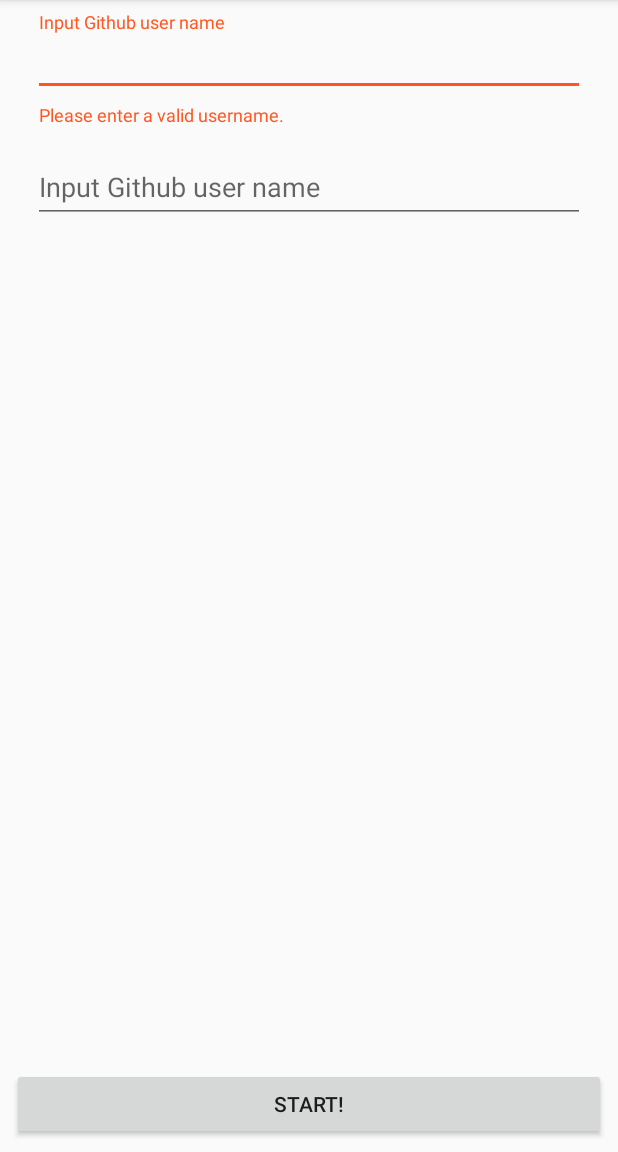
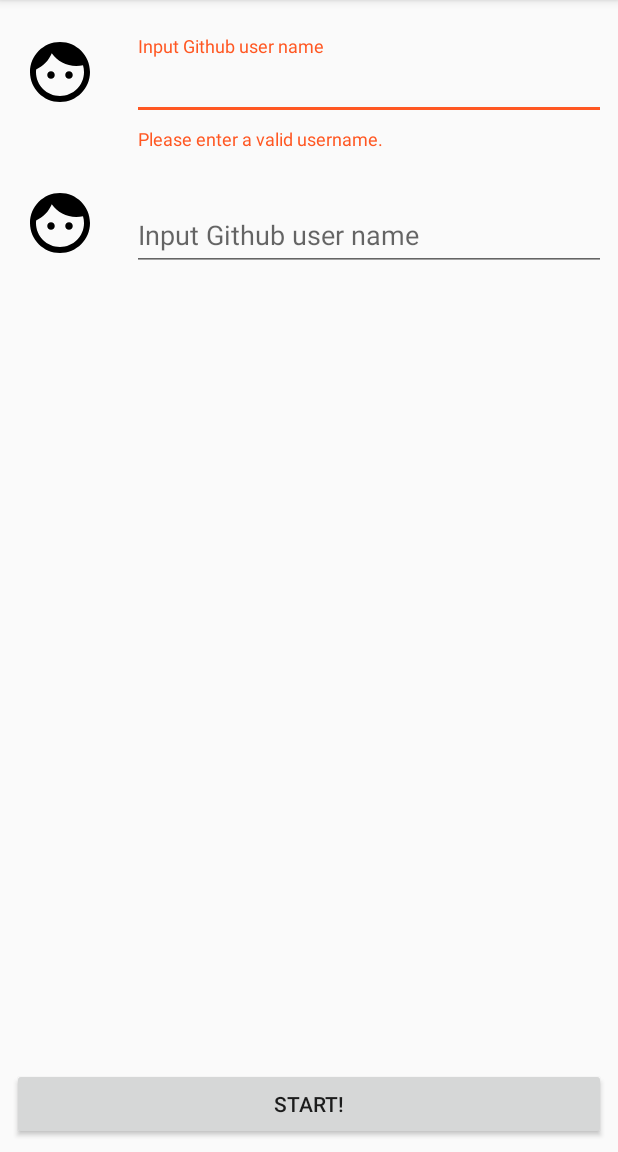
Before and after one commit to alexsullivan114/GrioApp, an Android app: the screen it shows after launch (StartActivity), after a tap on "START!", on a phone screen of 412 x 824 dp, the part 84-1236 px from its top. Run offline under Robolectric (Android 15) with nearby library versions, the phone set to English and light mode, and no system bars; our stand-ins replace CircleImageView, RxJava; pictures from the network do not load.

Commit message:
Added user avatars on start page

```diff
--- a/app/build.gradle
+++ b/app/build.gradle
@@ -39,6 +39,12 @@ dependencies {
     compile 'io.reactivex.rxjava2:rxandroid:2.0.1'
     // Gson for convenient deserialization
     compile "com.google.code.gson:gson:2.8.0"
+    // Circular imageview because making images into circles is shockingly difficult.
+    compile 'de.hdodenhof:circleimageview:2.1.0'
+    // Glide for loading images safely
+    compile 'com.github.bumptech.glide:glide:4.1.1', {
+        exclude group: 'com.android.support'
+    }
 
     testCompile 'junit:junit:4.12'
     androidTestCompile('com.android.support.test.espresso:espresso-core:2.2.2', {
--- a/app/src/main/java/com/alexsullivan/griointerviewapp/StartActivity.kt
+++ b/app/src/main/java/com/alexsullivan/griointerviewapp/StartActivity.kt
@@ -4,8 +4,10 @@ import android.os.Bundle
 import android.support.v7.app.AppCompatActivity
 import android.view.View
 import com.alexsullivan.griointerviewapp.details.DetailsActivity
+import com.alexsullivan.griointerviewapp.extensions.textObservable
 import com.alexsullivan.griointerviewapp.github.GithubNetworkRepository
 import com.alexsullivan.griointerviewapp.github.GithubUser
+import com.bumptech.glide.Glide
 import io.reactivex.android.schedulers.AndroidSchedulers
 import io.reactivex.schedulers.Schedulers
 import kotlinx.android.synthetic.main.activity_start.*
@@ -22,9 +24,7 @@ class StartActivity : AppCompatActivity(), StartView {
         startButton.setOnClickListener {
             error.visibility = View.GONE
             progressBar.visibility = View.VISIBLE
-            val inputOne = userInputOne.text.toString()
-            val inputTwo = userInputTwo.text.toString()
-            presenter.startClicked(inputOne, inputTwo)
+            presenter.startClicked()
         }
     }
 
@@ -37,6 +37,22 @@ class StartActivity : AppCompatActivity(), StartView {
         super.onStop()
         presenter.detach(this)
     }
+
+    override fun updateUserOneAvatar(url: String) {
+        Glide.with(this)
+            .load(url)
+            .into(userOneAvatar)
+    }
+
+    override fun updateUserTwoAvatar(url: String) {
+        Glide.with(this)
+            .load(url)
+            .into(userTwoAvatar)
+    }
+
+    override fun getUserOneTextInputObservable() = userInputOne.textObservable()
+
+    override fun getUserTwoTextInputObservable() = userInputTwo.textObservable()
 
     override fun showWinnerScreen(winner: GithubUser, loser: GithubUser) {
         progressBar.visibility = View.GONE
@@ -57,4 +73,12 @@ class StartActivity : AppCompatActivity(), StartView {
         textLayoutTwo.error = getString(R.string.invalid_username)
         progressBar.visibility = View.GONE
     }
+
+    override fun hideUserOneInputError() {
+        textLayoutOne.isErrorEnabled = false
+    }
+
+    override fun hideUserTwoInputError() {
+        textLayoutTwo.isErrorEnabled = false
+    }
 }
--- a/app/src/main/java/com/alexsullivan/griointerviewapp/StartPresenter.kt
+++ b/app/src/main/java/com/alexsullivan/griointerviewapp/StartPresenter.kt
@@ -3,5 +3,5 @@ package com.alexsullivan.griointerviewapp
 import com.alexsullivan.griointerviewapp.baseview.Presenter
 
 abstract class StartPresenter: Presenter<StartView>() {
-    abstract fun startClicked(usernameOne: String, usernameTwo: String)
+    abstract fun startClicked()
 }
--- a/app/src/main/java/com/alexsullivan/griointerviewapp/StartPresenterImpl.kt
+++ b/app/src/main/java/com/alexsullivan/griointerviewapp/StartPresenterImpl.kt
@@ -2,43 +2,39 @@ package com.alexsullivan.griointerviewapp
 
 import com.alexsullivan.griointerviewapp.github.GithubRepository
 import com.alexsullivan.griointerviewapp.github.GithubUser
+import io.reactivex.Observable
 import io.reactivex.Scheduler
-import io.reactivex.Single
-import io.reactivex.disposables.Disposable
-import io.reactivex.functions.BiFunction
+import io.reactivex.disposables.CompositeDisposable
+import java.util.concurrent.TimeUnit
 
 class StartPresenterImpl(private val repository: GithubRepository,
                          private val backgroundScheduler: Scheduler,
                          private val foregroundScheduler: Scheduler): StartPresenter() {
 
-    private val githubDisposable: Disposable? = null
+    private val disposables = CompositeDisposable()
+    private var firstUser: GithubUser? = null
+    private var secondUser: GithubUser? = null
+
+    override fun attach(view: StartView) {
+        super.attach(view)
+        bindInputs()
+    }
 
     override fun detach(view: StartView) {
         super.detach(view)
-        githubDisposable?.dispose()
+        disposables.clear()
     }
 
-    override fun startClicked(usernameOne: String, usernameTwo: String) {
-        // Guard against invalid usernames - thinking of mainly the empty string here.
-        if (!validateUsername(usernameOne)) {
+    override fun startClicked() {
+        if (firstUser == null) {
             view?.showUserOneInputError()
-            return
-        } else if (!validateUsername(usernameTwo)) {
+        } else if (secondUser == null) {
             view?.showUserTwoInputError()
-            return
+        } else {
+            firstUser?.let { firstUser -> secondUser?.let { secondUser ->
+                chooseWinner(firstUser, secondUser)
+            } }
         }
-        // Now that we know we have valid usernames (at least, the string is valid) let's fetch our
-        // list of repos and compare star numbers!
-        val firstUser = repository.loadRepositoryData(usernameOne).toList().map { GithubUser(usernameOne, it) }
-        val secondUser = repository.loadRepositoryData(usernameTwo).toList().map { GithubUser(usernameTwo, it) }
-        Single.zip(firstUser, secondUser, BiFunction<GithubUser, GithubUser, Pair<GithubUser, GithubUser>> { t1, t2 ->  t1 to t2})
-            .subscribeOn(backgroundScheduler)
-            .observeOn(foregroundScheduler)
-            .subscribe({
-                chooseWinner(it.first, it.second)
-            }, {
-                view?.showNetworkError()
-            })
     }
 
     private fun chooseWinner(userOne: GithubUser, userTwo: GithubUser) {
@@ -49,20 +45,52 @@ class StartPresenterImpl(private val repository: GithubRepository,
         }
     }
 
-    private fun validateUsername(username: String?) = !username.isNullOrEmpty()
+    private fun bindInputs() {
+        // Set out first user to null when the user types something so we've got up to date
+        // data!
+        view?.let { view ->
+            val userOneTextObservable = view.getUserOneTextInputObservable()
+                .doOnNext { firstUser = null }
+            val userTwoTextObservable = view.getUserTwoTextInputObservable()
+                .doOnNext { secondUser = null }
+            // Now bind our inputs defined above and show some feedback depending on the
+            // result of the call.
+            bindUserInputObservable(userOneTextObservable, {
+                firstUser = it
+                view.updateUserOneAvatar(it.avatarUrl)
+                view.hideUserOneInputError()
+            }, {
+                firstUser = null
+                view.showUserOneInputError()
+            })
 
-    /**
-     * Convenience function to convert a list of user repos into a total number of stars for each
-     * user repo.
-     * @param username: The username to use when fetching the repo information
-     *
-     * TODO: Make a special exception if the repo isn't found, and then forward that along here.
-     */
-    private fun buildStarCountObservable(username: String): Single<Int> {
-        return repository.loadRepositoryData(username)
-            .map { it.stars }
-            .reduce(0, {acc, value ->
-                acc + value
+            bindUserInputObservable(userTwoTextObservable, {
+                secondUser = it
+                view.updateUserTwoAvatar(it.avatarUrl)
+                view.hideUserTwoInputError()
+            }, {
+                secondUser = null
+                view.showUserTwoInputError()
             })
+        }
+    }
+
+    private fun bindUserInputObservable(observable: Observable<String>,
+                                        successBlock: (GithubUser) -> Unit,
+                                        emptyBlock: () -> Unit) {
+        disposables.add(observable
+            .debounce(500, TimeUnit.MILLISECONDS, backgroundScheduler)
+            .flatMapSingle { repository.loadUserData(it).toList() }
+            .subscribeOn(backgroundScheduler)
+            .observeOn(foregroundScheduler)
+            .subscribe({users ->
+                if (users.size == 0) {
+                    emptyBlock()
+                } else {
+                    successBlock(users[0])
+                }
+            }, {
+                view?.showNetworkError()
+            }))
     }
 }
--- a/app/src/main/java/com/alexsullivan/griointerviewapp/StartView.kt
+++ b/app/src/main/java/com/alexsullivan/griointerviewapp/StartView.kt
@@ -2,10 +2,17 @@ package com.alexsullivan.griointerviewapp
 
 import com.alexsullivan.griointerviewapp.baseview.ViewInterface
 import com.alexsullivan.griointerviewapp.github.GithubUser
+import io.reactivex.Observable
 
 interface StartView: ViewInterface {
     fun showWinnerScreen(winner: GithubUser, loser: GithubUser)
     fun showNetworkError()
     fun showUserOneInputError()
     fun showUserTwoInputError()
+    fun hideUserOneInputError()
+    fun hideUserTwoInputError()
+    fun getUserOneTextInputObservable(): Observable<String>
+    fun getUserTwoTextInputObservable(): Observable<String>
+    fun updateUserOneAvatar(url: String)
+    fun updateUserTwoAvatar(url: String)
 }
--- /dev/null
+++ b/app/src/main/java/com/alexsullivan/griointerviewapp/extensions/ViewExtensions.kt
@@ -0,0 +1,24 @@
+package com.alexsullivan.griointerviewapp.extensions
+
+import android.text.Editable
+import android.text.TextWatcher
+import android.widget.EditText
+import io.reactivex.Observable
+
+fun EditText.textObservable(): Observable<String> {
+    return Observable.create<String>({
+        addTextChangedListener(object : TextWatcher {
+            override fun afterTextChanged(s: Editable) {
+                it.onNext(s.toString())
+            }
+
+            override fun beforeTextChanged(s: CharSequence?, start: Int, count: Int, after: Int) {
+                //no-op
+            }
+
+            override fun onTextChanged(s: CharSequence?, start: Int, before: Int, count: Int) {
+                //no-op
+            }
+        })
+    })
+}
--- a/app/src/main/java/com/alexsullivan/griointerviewapp/github/GithubNetworkRepository.kt
+++ b/app/src/main/java/com/alexsullivan/griointerviewapp/github/GithubNetworkRepository.kt
@@ -1,9 +1,11 @@
 package com.alexsullivan.griointerviewapp.github
 
 import com.alexsullivan.griointerviewapp.github.retrofit.GithubService
+import com.alexsullivan.griointerviewapp.github.serialization.GithubUserDeserializer
 import com.alexsullivan.griointerviewapp.github.serialization.GithubUserRepoDeserializer
 import com.google.gson.GsonBuilder
 import io.reactivex.Observable
+import io.reactivex.functions.BiFunction
 import okhttp3.OkHttpClient
 import retrofit2.Retrofit
 import retrofit2.adapter.rxjava2.RxJava2CallAdapterFactory
@@ -16,7 +18,10 @@ class GithubNetworkRepository(private val service: GithubService): GithubReposit
 
     companion object {
         fun build(): GithubNetworkRepository {
-            val gson = GsonBuilder().registerTypeAdapter(GithubUserRepo::class.java, GithubUserRepoDeserializer()).create()
+            val gson = GsonBuilder()
+                .registerTypeAdapter(GithubUserRepo::class.java, GithubUserRepoDeserializer())
+                .registerTypeAdapter(GithubUser::class.java, GithubUserDeserializer())
+                .create()
             val client = OkHttpClient()
             val service = Retrofit.Builder().client(client)
                 .baseUrl(GithubService.baseUrl)
@@ -28,7 +33,28 @@ class GithubNetworkRepository(private val service: GithubService): GithubReposit
         }
     }
 
-    override fun loadRepositoryData(username: String) =
-        service.loadUsersRepos(username).flatMap { Observable.fromIterable(it) }
+    private fun loadRepositoryData(username: String) = service.loadUsersRepos(username)
 
+    private fun loadUserDataInternal(username: String): Observable<GithubUser> {
+        return service.loadUserData(username)
+            .flatMapObservable {
+                if (it.isSuccessful) {
+                    Observable.just(it.body())
+                } else {
+                    Observable.empty()
+                }
+            }
+    }
+
+    /**
+     * Loads some user data from the github api. NOTE: This method **does not** populate
+     * repo data. A call to loadRepositoryData needs to be made for that. If the user is not found
+     * then an empty observable will be returned.
+     */
+    override fun loadUserData(username: String): Observable<GithubUser> {
+        return loadUserDataInternal(username)
+            .zipWith(loadRepositoryData(username), BiFunction { t1, t2 ->
+                t1.copy(repos = t2)
+            })
+    }
 }
--- a/app/src/main/java/com/alexsullivan/griointerviewapp/github/GithubRepository.kt
+++ b/app/src/main/java/com/alexsullivan/griointerviewapp/github/GithubRepository.kt
@@ -6,5 +6,5 @@ import io.reactivex.Observable
  * Contract for loading github user repo data.
  */
 interface GithubRepository {
-    fun loadRepositoryData(username: String): Observable<GithubUserRepo>
+    fun loadUserData(username: String): Observable<GithubUser>
 }
--- a/app/src/main/java/com/alexsullivan/griointerviewapp/github/retrofit/GithubService.kt
+++ b/app/src/main/java/com/alexsullivan/griointerviewapp/github/retrofit/GithubService.kt
@@ -1,7 +1,10 @@
 package com.alexsullivan.griointerviewapp.github.retrofit
 
+import com.alexsullivan.griointerviewapp.github.GithubUser
 import com.alexsullivan.griointerviewapp.github.GithubUserRepo
 import io.reactivex.Observable
+import io.reactivex.Single
+import retrofit2.Response
 import retrofit2.http.GET
 import retrofit2.http.Path
 
@@ -19,4 +22,7 @@ interface GithubService {
      */
     @GET("users/{id}/repos")
     fun loadUsersRepos(@Path(value = "id", encoded = true) id: String): Observable<List<GithubUserRepo>>
+
+    @GET("users/{id}")
+    fun loadUserData(@Path(value = "id", encoded = true) id: String): Single<Response<GithubUser>>
 }
--- /dev/null
+++ b/app/src/main/java/com/alexsullivan/griointerviewapp/github/serialization/GithubUserDeserializer.kt
@@ -0,0 +1,15 @@
+package com.alexsullivan.griointerviewapp.github.serialization
+
+import com.alexsullivan.griointerviewapp.github.GithubUser
+import com.google.gson.JsonDeserializationContext
+import com.google.gson.JsonDeserializer
+import com.google.gson.JsonElement
+import java.lang.reflect.Type
+
+class GithubUserDeserializer: JsonDeserializer<GithubUser> {
+    override fun deserialize(json: JsonElement, typeOfT: Type?, context: JsonDeserializationContext?): GithubUser {
+        val username = json.asJsonObject.get("login")?.asString ?: ""
+        val avatar = json.asJsonObject.get("avatar_url")?.asString ?: ""
+        return GithubUser(username, emptyList(), avatar)
+    }
+}
--- /dev/null
+++ b/app/src/main/res/drawable/ic_face_black_24dp.xml
@@ -0,0 +1,9 @@
+<vector xmlns:android="http://schemas.android.com/apk/res/android"
+        android:width="24dp"
+        android:height="24dp"
+        android:viewportWidth="24.0"
+        android:viewportHeight="24.0">
+    <path
+        android:fillColor="#FF000000"
+        android:pathData="M9,11.75c-0.69,0 -1.25,0.56 -1.25,1.25s0.56,1.25 1.25,1.25 1.25,-0.56 1.25,-1.25 -0.56,-1.25 -1.25,-1.25zM15,11.75c-0.69,0 -1.25,0.56 -1.25,1.25s0.56,1.25 1.25,1.25 1.25,-0.56 1.25,-1.25 -0.56,-1.25 -1.25,-1.25zM12,2C6.48,2 2,6.48 2,12s4.48,10 10,10 10,-4.48 10,-10S17.52,2 12,2zM12,20c-4.41,0 -8,-3.59 -8,-8 0,-0.29 0.02,-0.58 0.05,-0.86 2.36,-1.05 4.23,-2.98 5.21,-5.37C11.07,8.33 14.05,10 17.42,10c0.78,0 1.53,-0.09 2.25,-0.26 0.21,0.71 0.33,1.47 0.33,2.26 0,4.41 -3.59,8 -8,8z"/>
+</vector>
--- a/app/src/main/res/layout/activity_start.xml
+++ b/app/src/main/res/layout/activity_start.xml
@@ -7,19 +7,36 @@
     android:layout_height="match_parent"
     tools:context="com.alexsullivan.griointerviewapp.StartActivity">
 
+    <de.hdodenhof.circleimageview.CircleImageView
+        android:id="@+id/userOneAvatar"
+        android:layout_width="48dp"
+        android:layout_height="48dp"
+        android:src="@drawable/ic_face_black_24dp"
+        android:layout_marginLeft="16dp"
+        app:layout_constraintLeft_toLeftOf="parent"
+        android:layout_marginStart="16dp"
+        app:layout_constraintTop_toTopOf="@+id/textLayoutOne"/>
+
+    <de.hdodenhof.circleimageview.CircleImageView
+        android:id="@+id/userTwoAvatar"
+        android:layout_width="48dp"
+        android:layout_height="48dp"
+        android:src="@drawable/ic_face_black_24dp"
+        android:layout_marginLeft="16dp"
+        app:layout_constraintLeft_toLeftOf="parent"
+        android:layout_marginStart="16dp"
+        app:layout_constraintTop_toTopOf="@+id/textLayoutTwo"/>
 
     <android.support.design.widget.TextInputLayout
         android:id="@+id/textLayoutOne"
-        android:layout_width="368dp"
+        android:layout_width="0dp"
         android:layout_height="wrap_content"
         android:layout_marginEnd="8dp"
-        android:layout_marginLeft="8dp"
-        android:layout_marginRight="8dp"
-        android:layout_marginStart="8dp"
-        android:layout_marginTop="8dp"
-        app:layout_constraintLeft_toLeftOf="parent"
+        android:layout_marginTop="24dp"
+        app:layout_constraintLeft_toRightOf="@+id/userOneAvatar"
         app:layout_constraintRight_toRightOf="parent"
-        app:layout_constraintTop_toTopOf="parent">
+        app:layout_constraintTop_toTopOf="parent"
+        android:layout_marginStart="24dp">
 
         <EditText
             android:id="@+id/userInputOne"
@@ -30,14 +47,15 @@
 
     <android.support.design.widget.TextInputLayout
         android:id="@+id/textLayoutTwo"
-        android:layout_width="368dp"
+        android:layout_width="0dp"
         android:layout_height="wrap_content"
-        android:layout_marginLeft="8dp"
-        android:layout_marginRight="8dp"
-        android:layout_marginTop="8dp"
-        app:layout_constraintLeft_toLeftOf="parent"
+        android:layout_marginTop="24dp"
+        android:layout_marginStart="24dp"
         app:layout_constraintRight_toRightOf="parent"
-        app:layout_constraintTop_toBottomOf="@+id/textLayoutOne">
+        app:layout_constraintTop_toBottomOf="@+id/textLayoutOne"
+        android:layout_marginEnd="8dp"
+        app:layout_constraintLeft_toRightOf="@+id/userTwoAvatar"
+        android:layout_marginLeft="8dp">
 
         <EditText
             android:id="@+id/userInputTwo"
@@ -56,17 +74,15 @@
         android:text="@string/start"
         app:layout_constraintBottom_toBottomOf="parent"
         app:layout_constraintLeft_toLeftOf="parent"
-        app:layout_constraintRight_toRightOf="parent"/>
+        app:layout_constraintRight_toRightOf="parent"
+        android:layout_marginStart="8dp"
+        android:layout_marginEnd="8dp"/>
 
     <ProgressBar
         android:id="@+id/progressBar"
         style="?android:attr/progressBarStyle"
         android:layout_width="wrap_content"
         android:layout_height="wrap_content"
-        android:layout_marginBottom="8dp"
-        android:layout_marginLeft="8dp"
-        android:layout_marginRight="8dp"
-        android:layout_marginTop="8dp"
         android:visibility="gone"
         app:layout_constraintBottom_toTopOf="@+id/startButton"
         app:layout_constraintLeft_toLeftOf="parent"
@@ -77,8 +93,6 @@
         android:id="@+id/error"
         android:layout_width="wrap_content"
         android:layout_height="wrap_content"
-        android:layout_marginBottom="8dp"
-        android:layout_marginTop="8dp"
         android:text="@string/network_error"
         android:visibility="gone"
         app:layout_constraintBottom_toTopOf="@+id/startButton"
```
Also changed, not shown: app/src/main/java/com/alexsullivan/griointerviewapp/github/GithubUser.kt (+12 -10 lines), 3 other files.
